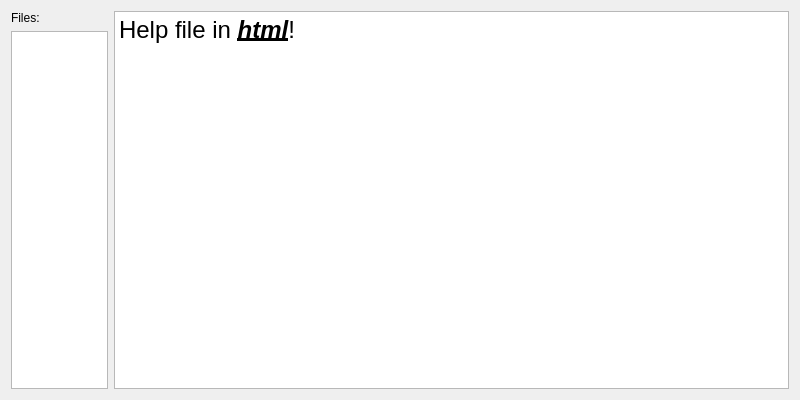
The window that ui/helpwidget.ui (dmitry64/av20) describes before a commit, drawn with Qt 5.
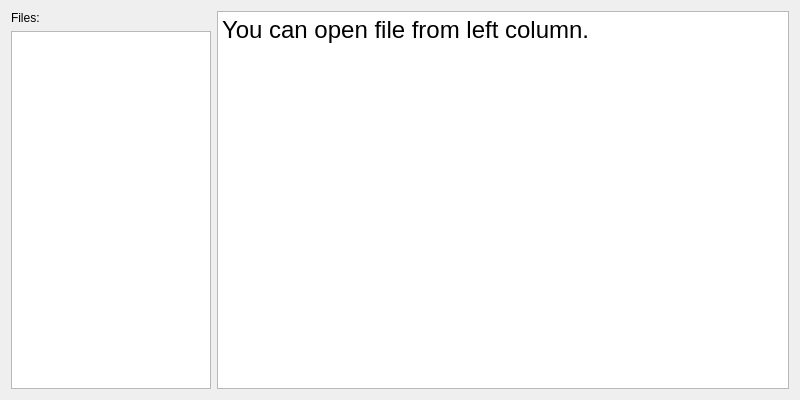
The same window after the commit.

The edit to the form file:
```diff
--- a/ui/helpwidget.ui
+++ b/ui/helpwidget.ui
@@ -31,7 +31,7 @@
   <property name="autoFillBackground">
    <bool>true</bool>
   </property>
-  <layout class="QHBoxLayout" name="horizontalLayout" stretch="1,7">
+  <layout class="QHBoxLayout" name="horizontalLayout" stretch="1,6">
    <item>
     <layout class="QVBoxLayout" name="verticalLayout_2">
      <item>
@@ -42,7 +42,22 @@
       </widget>
      </item>
      <item>
-      <widget class="QListWidget" name="listWidget"/>
+      <widget class="QListWidget" name="listWidget">
+       <property name="minimumSize">
+        <size>
+         <width>200</width>
+         <height>0</height>
+        </size>
+       </property>
+       <property name="font">
+        <font>
+         <pointsize>18</pointsize>
+        </font>
+       </property>
+       <property name="selectionRectVisible">
+        <bool>true</bool>
+       </property>
+      </widget>
      </item>
     </layout>
    </item>
@@ -55,7 +70,7 @@
 &lt;html&gt;&lt;head&gt;&lt;meta name=&quot;qrichtext&quot; content=&quot;1&quot; /&gt;&lt;style type=&quot;text/css&quot;&gt;
 p, li { white-space: pre-wrap; }
 &lt;/style&gt;&lt;/head&gt;&lt;body style=&quot; font-family:'Sans Serif'; font-size:9pt; font-weight:400; font-style:normal;&quot;&gt;
-&lt;p style=&quot; margin-top:0px; margin-bottom:0px; margin-left:0px; margin-right:0px; -qt-block-indent:0; text-indent:0px;&quot;&gt;&lt;span style=&quot; font-size:18pt;&quot;&gt;Help file in &lt;/span&gt;&lt;span style=&quot; font-size:18pt; font-weight:600; font-style:italic; text-decoration: underline;&quot;&gt;html&lt;/span&gt;&lt;span style=&quot; font-size:18pt;&quot;&gt;!&lt;/span&gt;&lt;/p&gt;&lt;/body&gt;&lt;/html&gt;</string>
+&lt;p style=&quot; margin-top:0px; margin-bottom:0px; margin-left:0px; margin-right:0px; -qt-block-indent:0; text-indent:0px;&quot;&gt;&lt;span style=&quot; font-size:18pt;&quot;&gt;You can open file from left column.&lt;/span&gt;&lt;/p&gt;&lt;/body&gt;&lt;/html&gt;</string>
        </property>
       </widget>
      </item>
```
